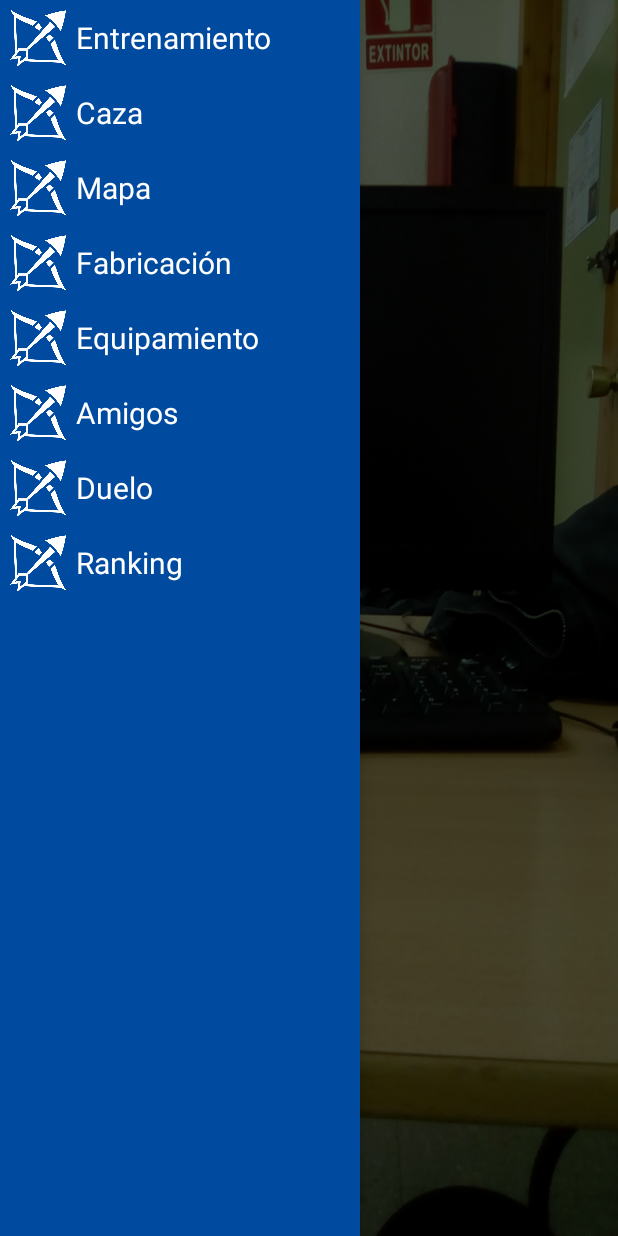
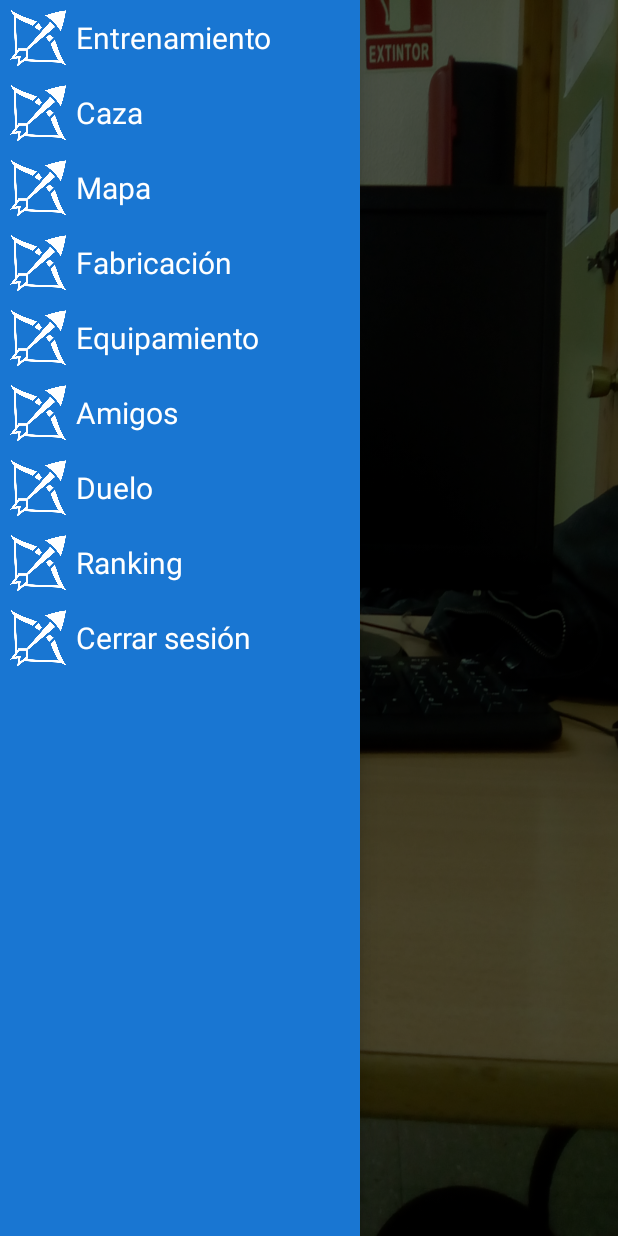
Before and after one commit to ezhor/Grumpy-World, an Android app: the MainActivity screen opened directly, with no data from a screen before it, with the side drawer open, on a phone screen of 412 x 824 dp. Run offline under Robolectric (Android 15) with nearby library versions, the phone set to English and light mode, and no system bars; 3 statements that could not run were skipped.

Commit message:
Autologin añadido. El login ahora cambia la imagen del fondo, el sombrero y el arma.

```diff
--- a/GrumpyWorld/app/build.gradle
+++ b/GrumpyWorld/app/build.gradle
@@ -23,6 +23,7 @@ dependencies {
     implementation 'com.android.support:appcompat-v7:26.1.0'
     implementation 'com.android.support.constraint:constraint-layout:1.0.2'
     implementation 'com.android.support:support-v4:26.1.0'
+    implementation 'com.android.support:design:26.1.0'
     testImplementation 'junit:junit:4.12'
     androidTestImplementation 'com.android.support.test:runner:1.0.1'
     androidTestImplementation 'com.android.support.test.espresso:espresso-core:3.0.1'
--- a/GrumpyWorld/app/src/main/AndroidManifest.xml
+++ b/GrumpyWorld/app/src/main/AndroidManifest.xml
@@ -12,7 +12,7 @@
         android:supportsRtl="true"
         android:theme="@style/AppTheme">
         <activity
-            android:name=".Views.SplashActivity"
+            android:name=".Activities.SplashActivity"
             android:screenOrientation="portrait">
             <intent-filter>
                 <action android:name="android.intent.action.MAIN" />
@@ -21,9 +21,9 @@
             </intent-filter>
         </activity>
         <activity
-            android:name=".Views.LoginActivity"
+            android:name=".Activities.LoginActivity"
             android:screenOrientation="portrait" />
-        <activity android:name=".Views.MainActivity"></activity>
+        <activity android:name=".Activities.MainActivity" />
     </application>
 
 </manifest>
--- a/GrumpyWorld/app/src/main/java/com/arensis_games/grumpyworld/Views/MainActivity.java
+++ b/GrumpyWorld/app/src/main/java/com/arensis_games/grumpyworld/Activities/MainActivity.java
@@ -1,32 +1,45 @@
-package com.arensis_games.grumpyworld.Views;
+package com.arensis_games.grumpyworld.Activities;
 
+import android.arch.lifecycle.ViewModelProviders;
 import android.os.Bundle;
 import android.support.v4.app.Fragment;
 import android.support.v4.widget.DrawerLayout;
 import android.support.v7.app.AppCompatActivity;
 import android.view.View;
 import android.widget.AdapterView;
-import android.widget.FrameLayout;
 import android.widget.ListView;
 
 import com.arensis_games.grumpyworld.Adapters.AdaptadorDrawer;
 import com.arensis_games.grumpyworld.Fragments.InicioFragment;
+import com.arensis_games.grumpyworld.Models.Rollo;
 import com.arensis_games.grumpyworld.R;
+import com.arensis_games.grumpyworld.ViewModels.MainActivityVM;
 
 public class MainActivity extends AppCompatActivity implements AdapterView.OnItemClickListener {
 
-    FrameLayout framePrincipal;
-    ListView lvDrawer;
-    DrawerLayout drawerLayout;
+    private ListView lvDrawer;
+    private DrawerLayout drawerLayout;
+    private MainActivityVM vm;
+    private Rollo rollo;
+    private String[] elementos ={
+            "Entrenamiento", "Caza", "Mapa",
+            "Fabricación", "Equipamiento",
+            "Amigos","Duelo", "Ranking",
+            "Cerrar sesión"
+    };
+
 
     @Override
     protected void onCreate(Bundle savedInstanceState) {
         super.onCreate(savedInstanceState);
         setContentView(R.layout.activity_main);
 
+        vm = ViewModelProviders.of(this).get(MainActivityVM.class);
+        rollo = getIntent().getParcelableExtra("rollo");
+        vm.setRollo(rollo);
+
         drawerLayout = findViewById(R.id.drawerLayout);
         lvDrawer = findViewById(R.id.lvDrawer);
-        framePrincipal = findViewById(R.id.framePrincipal);
 
         mostrarFragmentInicio();
         rellenarDrawer();
@@ -41,12 +54,6 @@ public class MainActivity extends AppCompatActivity implements AdapterView.OnIte
     }
 
     private void rellenarDrawer() {
-        String[] elementos = {
-                "Entrenamiento", "Caza", "Mapa",
-                "Fabricación", "Equipamiento",
-                "Amigos","Duelo", "Ranking"
-        };
-
         lvDrawer.setAdapter(new AdaptadorDrawer(getApplicationContext(),
                 R.layout.fila_drawer, R.id.texto, elementos));
         lvDrawer.setOnItemClickListener(this);
--- a/GrumpyWorld/app/src/main/java/com/arensis_games/grumpyworld/Fragments/InicioFragment.java
+++ b/GrumpyWorld/app/src/main/java/com/arensis_games/grumpyworld/Fragments/InicioFragment.java
@@ -1,13 +1,18 @@
 package com.arensis_games.grumpyworld.Fragments;
 
 
+import android.arch.lifecycle.ViewModelProviders;
 import android.os.Bundle;
 import android.support.v4.app.Fragment;
 import android.view.LayoutInflater;
 import android.view.View;
 import android.view.ViewGroup;
+import android.widget.ImageView;
+import android.widget.RelativeLayout;
 
+import com.arensis_games.grumpyworld.GestoraGUI;
 import com.arensis_games.grumpyworld.R;
+import com.arensis_games.grumpyworld.ViewModels.MainActivityVM;
 
 
 /**
@@ -58,10 +63,19 @@ public class InicioFragment extends Fragment {
     }
 
     @Override
-    public View onCreateView(LayoutInflater inflater, ViewGroup container,
-                             Bundle savedInstanceState) {
-        // Inflate the layout for this fragment
-        return inflater.inflate(R.layout.frament_inicio, container, false);
+    public View onCreateView(LayoutInflater inflater, ViewGroup container, Bundle savedInstanceState) {
+        MainActivityVM vmMain = ViewModelProviders.of(getActivity()).get(MainActivityVM.class);
+        GestoraGUI gesGUI = new GestoraGUI();
+        View view = inflater.inflate(R.layout.fragment_inicio, container, false);
+        ImageView ivSombrero = view.findViewById(R.id.ivSombrero);
+        ImageView ivArma = view.findViewById(R.id.ivArma);
+        RelativeLayout relativePrincipal = view.findViewById(R.id.relativePrincipal);
+
+        ivSombrero.setImageDrawable(gesGUI.getDrawableSombreroByNombre(getResources(),  vmMain.getRollo().getSombrero()));
+        ivArma.setImageDrawable(gesGUI.getDrawableArmaByNombre(getResources(), vmMain.getRollo().getArma()));
+        relativePrincipal.setBackgroundDrawable(gesGUI.getDrawableZonaByNombre(getResources(), vmMain.getRollo().getZona()));
+
+        return view;
     }
 
 }
--- /dev/null
+++ b/GrumpyWorld/app/src/main/java/com/arensis_games/grumpyworld/ViewModels/MainActivityVM.java
@@ -0,0 +1,27 @@
+package com.arensis_games.grumpyworld.ViewModels;
+
+import android.app.Application;
+import android.arch.lifecycle.AndroidViewModel;
+import android.support.annotation.NonNull;
+
+import com.arensis_games.grumpyworld.Models.Rollo;
+
+/**
+ * Created by ezhor on 13/02/2018.
+ */
+
+public class MainActivityVM extends AndroidViewModel {
+    private Rollo rollo;
+
+    public MainActivityVM(@NonNull Application application) {
+        super(application);
+    }
+
+    public Rollo getRollo() {
+        return rollo;
+    }
+
+    public void setRollo(Rollo rollo) {
+        this.rollo = rollo;
+    }
+}
--- a/GrumpyWorld/app/src/main/res/layout/activity_login.xml
+++ b/GrumpyWorld/app/src/main/res/layout/activity_login.xml
@@ -6,7 +6,7 @@
     android:layout_width="match_parent"
     android:layout_height="match_parent"
     android:background="@color/colorPrimary"
-    tools:context="com.arensis_games.grumpyworld.Views.LoginActivity">
+    tools:context="com.arensis_games.grumpyworld.Activities.LoginActivity">
 
     <RelativeLayout
         android:layout_width="match_parent"
--- a/GrumpyWorld/app/src/main/res/layout/activity_main.xml
+++ b/GrumpyWorld/app/src/main/res/layout/activity_main.xml
@@ -4,13 +4,14 @@
     xmlns:tools="http://schemas.android.com/tools"
     android:layout_width="match_parent"
     android:layout_height="match_parent"
-    tools:context="com.arensis_games.grumpyworld.Views.MainActivity">
+    tools:context="com.arensis_games.grumpyworld.Activities.MainActivity">
 
     <android.support.v4.widget.DrawerLayout
         xmlns:android="http://schemas.android.com/apk/res/android"
         android:id="@+id/drawerLayout"
         android:layout_width="match_parent"
-        android:layout_height="match_parent">
+        android:layout_height="match_parent"
+        tools:openDrawer="left">
         <!-- The main content view -->
         <FrameLayout
             android:id="@+id/framePrincipal"
@@ -25,7 +26,7 @@
             android:choiceMode="singleChoice"
             android:divider="@color/colorPrimaryLight"
             android:dividerHeight="0dp"
-            android:background="@color/colorPrimaryDark"
+            android:background="@color/colorPrimary"
             />
     </android.support.v4.widget.DrawerLayout>
 </RelativeLayout>
--- a/GrumpyWorld/app/src/main/res/layout/activity_splash.xml
+++ b/GrumpyWorld/app/src/main/res/layout/activity_splash.xml
@@ -5,7 +5,7 @@
     android:layout_width="match_parent"
     android:layout_height="match_parent"
     android:background="@color/colorPrimary"
-    tools:context="com.arensis_games.grumpyworld.Views.SplashActivity">
+    tools:context="com.arensis_games.grumpyworld.Activities.SplashActivity">
     <ProgressBar
         android:layout_width="wrap_content"
         android:layout_height="wrap_content"
--- a/GrumpyWorld/app/src/main/res/values/strings.xml
+++ b/GrumpyWorld/app/src/main/res/values/strings.xml
@@ -4,4 +4,10 @@
 
     <!-- TODO: Remove or change this placeholder text -->
     <string name="hello_blank_fragment">Hello blank fragment</string>
+    <string name="title_activity_main2">Main2Activity</string>
+
+    <string name="navigation_drawer_open">Open navigation drawer</string>
+    <string name="navigation_drawer_close">Close navigation drawer</string>
+
+    <string name="action_settings">Settings</string>
 </resources>
```
Also changed, not shown: GrumpyWorld/app/src/main/java/com/arensis_games/grumpyworld/Activities/LoginActivity.java (renamed from GrumpyWorld/app/src/main/java/com/arensis_games/grumpyworld/Views/LoginActivity.java, +5 -3 lines), GrumpyWorld/app/src/main/java/com/arensis_games/grumpyworld/Activities/SplashActivity.java (added, +58 -0 lines), GrumpyWorld/app/src/main/java/com/arensis_games/grumpyworld/GestoraGUI.java (added, +49 -0 lines), GrumpyWorld/app/src/main/java/com/arensis_games/grumpyworld/ViewModels/LoginActivityVM.java (+28 -1 lines), GrumpyWorld/app/src/main/java/com/arensis_games/grumpyworld/Views/SplashActivity.java (deleted, +0 -19 lines), GrumpyWorld/app/src/main/res/layout/fragment_inicio.xml (renamed from GrumpyWorld/app/src/main/res/layout/frament_inicio.xml, +4 -5 lines), GrumpyWorld/app/src/main/res/drawable/fondo_bano.png (added), GrumpyWorld/app/src/main/res/values/styles.xml (line endings or trailing spaces), GrumpyWorld/gradle/wrapper/gradle-wrapper.properties.
